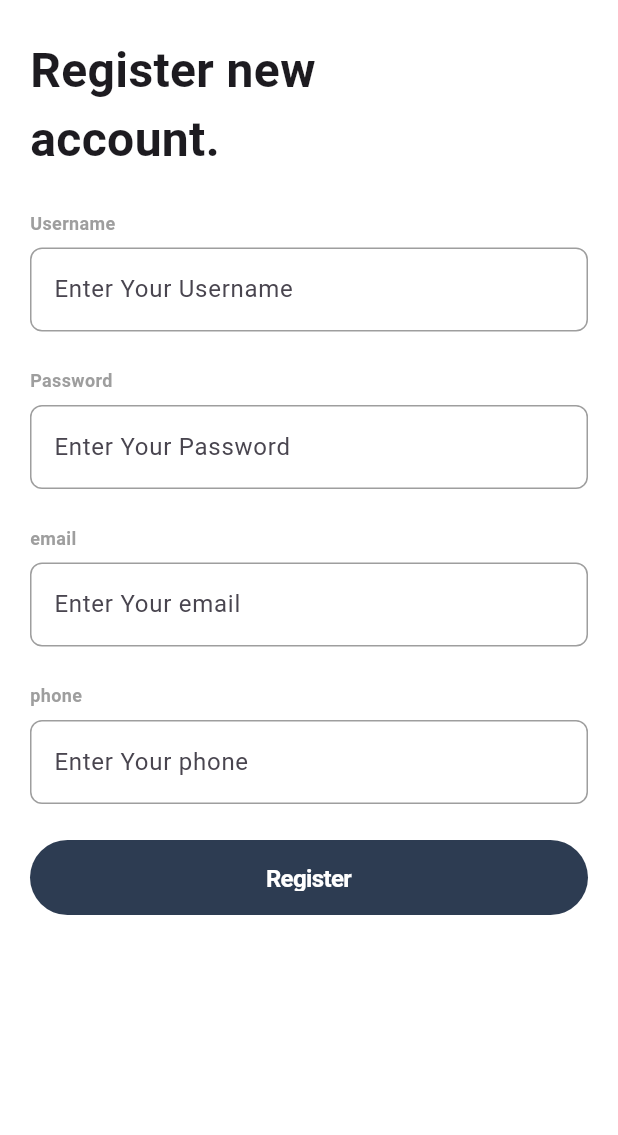
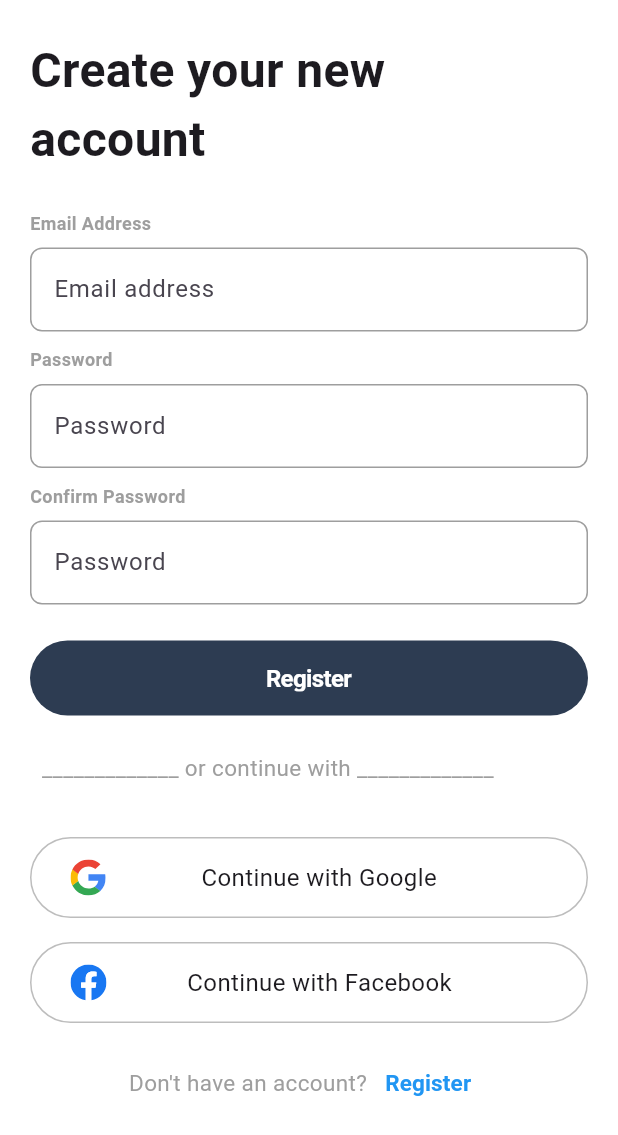
Before and after one commit to FaridaaM/Ecommerce-Flutter-App, a Flutter app: the screen it shows after launch, after a tap on "Register", on a phone screen of 412 x 824 dp. Shown: the top 1135 px of the screen. Run offline on Flutter 3.47's test engine with Material 3 defaults, Android fonts, the phone set to English and light mode, and no system bars; our stand-ins replace another_flutter_splash_screen, conditional_builder_null_safety, dio, dotted_border, flutter_bloc, flutter_svg and 5 more; accounts and stored records are empty.

Commit message:
Updated code

```diff
--- a/lib/core/constants/app_color.dart
+++ b/lib/core/constants/app_color.dart
@@ -1,4 +1,5 @@
 import 'package:flutter/material.dart';
+import 'package:counter/feature/auth/presentation/forget_password_screen.dart';
 
 class AppColor{
   AppColor._();
--- /dev/null
+++ b/lib/core/widgets/custom_social_buttom.dart
@@ -0,0 +1,47 @@
+import 'package:flutter/material.dart';
+import 'package:flutter_svg/flutter_svg.dart';
+class CustomSocialButton extends StatelessWidget {
+  final String label;
+  final String iconPath;
+  final VoidCallback onPressed;
+
+  const CustomSocialButton({
+    super.key,
+    required this.label,
+    required this.iconPath,
+    required this.onPressed,
+  });
+
+  @override
+  Widget build(BuildContext context) {
+    return GestureDetector(
+      onTap: onPressed,
+      child: Container(
+        width: double.infinity,
+        padding: const EdgeInsets.symmetric(vertical: 14, horizontal: 16), // Added horizontal padding
+        decoration: BoxDecoration(
+          borderRadius: BorderRadius.circular(30),
+          border: Border.all(color: Colors.grey.shade400),
+          color: Colors.white,
+        ),
+        child: Row(
+          mainAxisAlignment: MainAxisAlignment.start, // Aligns to the left
+          children: [
+            SizedBox(width: 10),
+            SvgPicture.asset(iconPath, height: 24),
+            Expanded(
+              child: Center(
+                child: Text(
+                  label,
+                  style: const TextStyle(fontSize: 16),
+                ),
+
+              ),
+            ),
+            SizedBox(width: 20),
+          ],
+        ),
+      ),
+    );
+  }
+}
--- a/lib/core/widgets/custom_text_input.dart
+++ b/lib/core/widgets/custom_text_input.dart
@@ -40,6 +40,7 @@ class CustomTextInput extends StatelessWidget {
                 color: Colors.grey,
                 width: 1,
               ),
+
             ),
             enabledBorder: OutlineInputBorder(
               borderRadius: BorderRadius.circular(8),
--- a/lib/feature/auth/presentation/login_screen.dart
+++ b/lib/feature/auth/presentation/login_screen.dart
@@ -8,47 +8,11 @@ import '../../../core/widgets/custom_text_input.dart';
 import 'package:flutter/material.dart';
 import 'package:flutter_svg/flutter_svg.dart';
 import '../../home/presentation/home_screen.dart';
+import 'package:counter/core/widgets/custom_social_buttom.dart';
+import 'package:counter/feature/auth/presentation/forget_password_screen.dart';
 
-class CustomSocialButton extends StatelessWidget {
-  final String label;
-  final String iconPath;
-  final VoidCallback onPressed;
 
-  const CustomSocialButton({
-    super.key,
-    required this.label,
-    required this.iconPath,
-    required this.onPressed,
-  });
-
-  @override
-  Widget build(BuildContext context) {
-    return GestureDetector(
-      onTap: onPressed,
-      child: Container(
-        width: double.infinity,
-        padding: EdgeInsets.symmetric(vertical: 14),
-        decoration: BoxDecoration(
-          borderRadius: BorderRadius.circular(30),
-          border: Border.all(color: Colors.grey.shade400),
-          color: Colors.white,
-        ),
-        child: Row(
-          mainAxisAlignment: MainAxisAlignment.center,
-          children: [
-            SvgPicture.asset(iconPath, height: 24),
-            SizedBox(width: 12),
-            Text(
-              label,
-              style: TextStyle(fontSize: 16, fontWeight: FontWeight.w500),
-            ),
-          ],
-        ),
-      ),
-    );
-  }
-}
-
+import 'package:counter/feature/auth/presentation/register_screen.dart';
 class LoginScreen extends StatelessWidget {
   LoginScreen({super.key});
 
@@ -117,7 +81,10 @@ class LoginScreen extends StatelessWidget {
                   SizedBox(height: 14),
                   TextButton(
                     onPressed: () {
-                      // Navigate to the Forget Password screen or implement reset logic
+                      Navigator.push(
+                          context,
+                          MaterialPageRoute(
+                              builder: (context) => OTPScreen()));
                     },
                     child: Text(
                       "                       Forgot Password?",
@@ -134,30 +101,29 @@ class LoginScreen extends StatelessWidget {
                       }),
                   SizedBox(height: 20),
                   Text("  _____________ or continue with _____________", style: TextStyle(fontSize: 15 , color: Colors.grey)),
+                  SizedBox(height: 36),
                   CustomSocialButton(
                     label: "Continue with Google",
-                    iconPath: "assets/google.svg", // Your Google logo SVG
+                    iconPath: "assets/google.svg",
                     onPressed: () {
                       // Handle Google Sign-In logic
                     },
                   ),
 
                   SizedBox(height: 16),
-
-                  // Facebook Login Button
                   CustomSocialButton(
                     label: "Continue with Facebook",
-                    iconPath: "assets/facebook.svg", // Your Facebook logo SVG
+                    iconPath: "assets/facebook.svg",
                     onPressed: () {
-                      // Handle Facebook Sign-In logic
                     },
                   ),
+                  SizedBox(height: 16),
                   Row(
                     mainAxisAlignment: MainAxisAlignment.center,
                     children: [
                       Text(
                         "Don't have an account?",
-                        style: TextStyle(color: Colors.black, fontSize: 15),
+                        style: TextStyle(color: Colors.grey, fontSize: 15),
                       ),
                       TextButton(
                         onPressed: () {
--- a/lib/feature/auth/presentation/register_screen.dart
+++ b/lib/feature/auth/presentation/register_screen.dart
@@ -1,10 +1,12 @@
 import 'package:counter/feature/auth/logic/auth_cubit.dart';
 import 'package:flutter/material.dart';
 import 'package:flutter_bloc/flutter_bloc.dart';
+import 'package:counter/core/widgets/custom_social_buttom.dart';
 
 import '../../../core/widgets/custom_button.dart';
 import '../../../core/widgets/custom_text_input.dart';
 import 'login_screen.dart';
+import 'package:counter/feature/auth/presentation/login_screen.dart';
 
 class RegisterScreen extends StatelessWidget {
   RegisterScreen({super.key});
@@ -55,7 +57,7 @@ class RegisterScreen extends StatelessWidget {
                 children: [
                   SizedBox(height: 24),
                   Text(
-                    "Register new  \naccount.",
+                    "Create your new  \naccount",
                     style: TextStyle(
                       fontSize: 32,
                       fontWeight: FontWeight.w600,
@@ -63,28 +65,23 @@ class RegisterScreen extends StatelessWidget {
                   ),
                   SizedBox(height: 24),
                   CustomTextInput(
-                    hintText: 'Enter Your Username',
-                    labelText: 'Username',
-                    controller: userNameController,
+                    hintText: 'Email address',
+                    labelText: 'Email Address',
+                    controller: emailController,
                   ),
-                  SizedBox(height: 24),
+                  SizedBox(height: 10),
                   CustomTextInput(
-                    hintText: 'Enter Your Password',
+                    hintText: 'Password',
                     labelText: 'Password',
                     controller: passwordController,
                     isPassword: true,
                   ),
-                  SizedBox(height: 24),
+                  SizedBox(height: 10),
                   CustomTextInput(
-                    hintText: 'Enter Your email',
-                    labelText: 'email',
-                    controller: emailController,
-                  ),
-                  SizedBox(height: 24),
-                  CustomTextInput(
-                    hintText: 'Enter Your phone',
-                    labelText: 'phone',
-                    controller: phoneController,
+                    hintText: 'Password',
+                    labelText: 'Confirm Password',
+                    controller: passwordController,
+                    isPassword: true,
                   ),
                   SizedBox(height: 24),
                   CustomButton(
@@ -96,6 +93,48 @@ class RegisterScreen extends StatelessWidget {
                             emailController.text,
                             phoneController.text);
                       }),
+                  SizedBox(height: 24),
+                  Text("  _____________ or continue with _____________", style: TextStyle(fontSize: 15 , color: Colors.grey)),
+                  SizedBox(height: 36),
+                  CustomSocialButton(
+                    label: "Continue with Google",
+                    iconPath: "assets/google.svg",
+                    onPressed: () {
+                      // Handle Google Sign-In logic
+                    },
+                  ),
+
+                  SizedBox(height: 16),
+                  CustomSocialButton(
+                    label: "Continue with Facebook",
+                    iconPath: "assets/facebook.svg",
+                    onPressed: () {
+                    },
+                  ),
+                  SizedBox(height: 16),
+                  Row(
+                      mainAxisAlignment: MainAxisAlignment.center,
+                      children: [
+                        Text(
+                          "Don't have an account?",
+                          style: TextStyle(color: Colors.grey, fontSize: 15),
+                        ),
+                        TextButton(
+                          onPressed: () {
+                            Navigator.push(
+                                context,
+                                MaterialPageRoute(
+                                    builder: (context) => RegisterScreen()));
+                          },
+                          child: Text(
+                            "Register",
+                            style: TextStyle(
+                                color: Colors.blue,
+                                fontSize: 15,
+                                fontWeight: FontWeight.bold),
+                          ),
+                        ),
+                      ])
                 ],
               ),
             ));
--- a/pubspec.yaml
+++ b/pubspec.yaml
@@ -44,6 +44,8 @@ dependencies:
   sqflite: ^2.4.2
   flutter_svg: ^2.0.17
   smooth_page_indicator: ^1.1.0
+  pin_code_fields: ^8.0.1
+  dotted_border: ^2.0.0
 
 dev_dependencies:
   flutter_test:
@@ -74,6 +76,9 @@ flutter:
     - assets/entrance2.svg
     - assets/entrance3.svg
     - assets/arrow.svg
+    - assets/google.svg
+    - assets/facebook.svg
+    - assets/otp.svg
 
   #   - images/a_dot_ham.jpeg
 
```
Also changed, not shown: lib/feature/auth/presentation/forget_password_screen.dart (added, +142 -0 lines), assets/facebook.svg, assets/google.svg (added), assets/otp.svg (added), pubspec.lock.
